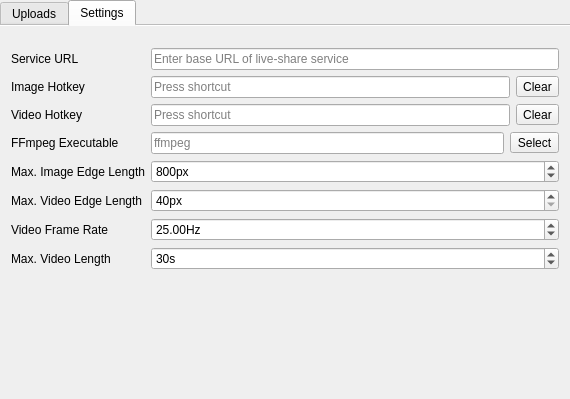
Above: MainWindow.ui from henry4k/live-share-client before the change. Below: the same form after it.
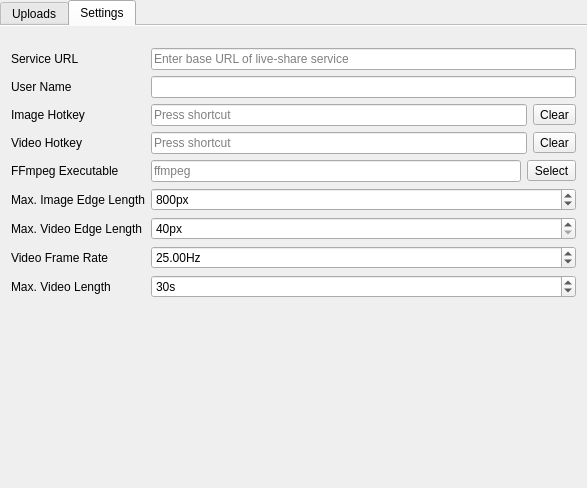
That is the form after the change. The open tabs and pages were chosen to show the change. Icons and pictures are not drawn. Custom widgets are drawn as their Qt base class.

Commit message: Connected new properties to the UI.

The edit to the form file:
```diff
--- a/MainWindow.ui
+++ b/MainWindow.ui
@@ -6,8 +6,8 @@
    <rect>
     <x>0</x>
     <y>0</y>
-    <width>570</width>
-    <height>399</height>
+    <width>587</width>
+    <height>488</height>
    </rect>
   </property>
   <property name="windowTitle">
@@ -169,8 +169,8 @@
             <rect>
              <x>0</x>
              <y>0</y>
-             <width>558</width>
-             <height>338</height>
+             <width>575</width>
+             <height>378</height>
             </rect>
            </property>
            <property name="sizePolicy">
@@ -200,14 +200,14 @@
               </property>
              </widget>
             </item>
-            <item row="1" column="0">
+            <item row="2" column="0">
              <widget class="QLabel" name="imageLabel">
               <property name="text">
                <string>Image Hotkey</string>
               </property>
              </widget>
             </item>
-            <item row="1" column="1">
+            <item row="2" column="1">
              <layout class="QHBoxLayout" name="horizontalLayout_3">
               <item>
                <widget class="KeySequence_Widget" name="imageKeySequenceEdit"/>
@@ -228,14 +228,14 @@
               </item>
              </layout>
             </item>
-            <item row="2" column="0">
+            <item row="3" column="0">
              <widget class="QLabel" name="videoLabel">
               <property name="text">
                <string>Video Hotkey</string>
               </property>
              </widget>
             </item>
-            <item row="2" column="1">
+            <item row="3" column="1">
              <layout class="QHBoxLayout" name="horizontalLayout">
               <item>
                <widget class="KeySequence_Widget" name="videoKeySequenceEdit"/>
@@ -256,14 +256,14 @@
               </item>
              </layout>
             </item>
-            <item row="3" column="0">
+            <item row="4" column="0">
              <widget class="QLabel" name="ffmpegLabel">
               <property name="text">
                <string>FFmpeg Executable</string>
               </property>
              </widget>
             </item>
-            <item row="3" column="1">
+            <item row="4" column="1">
              <layout class="QHBoxLayout" name="horizontalLayout_2">
               <item>
                <widget class="QLineEdit" name="ffmpegLineEdit">
@@ -291,14 +291,14 @@
               </item>
              </layout>
             </item>
-            <item row="4" column="0">
+            <item row="5" column="0">
              <widget class="QLabel" name="label_2">
               <property name="text">
                <string>Max. Image Edge Length</string>
               </property>
              </widget>
             </item>
-            <item row="4" column="1">
+            <item row="5" column="1">
              <widget class="QSpinBox" name="maxImageEdgeLengthSpinBox">
               <property name="correctionMode">
                <enum>QAbstractSpinBox::CorrectToNearestValue</enum>
@@ -317,14 +317,14 @@
               </property>
              </widget>
             </item>
-            <item row="5" column="0">
+            <item row="6" column="0">
              <widget class="QLabel" name="label_3">
               <property name="text">
                <string>Max. Video Edge Length</string>
               </property>
              </widget>
             </item>
-            <item row="5" column="1">
+            <item row="6" column="1">
              <widget class="QSpinBox" name="maxVideoEdgeLengthSpinBox">
               <property name="correctionMode">
                <enum>QAbstractSpinBox::CorrectToNearestValue</enum>
@@ -340,14 +340,14 @@
               </property>
              </widget>
             </item>
-            <item row="6" column="0">
+            <item row="7" column="0">
              <widget class="QLabel" name="label_4">
               <property name="text">
                <string>Video Frame Rate</string>
               </property>
              </widget>
             </item>
-            <item row="6" column="1">
+            <item row="7" column="1">
              <widget class="QDoubleSpinBox" name="frameRateDoubleSpinBox">
               <property name="suffix">
                <string>Hz</string>
@@ -363,14 +363,14 @@
               </property>
              </widget>
             </item>
-            <item row="7" column="0">
+            <item row="8" column="0">
              <widget class="QLabel" name="label_5">
               <property name="text">
                <string>Max. Video Length</string>
               </property>
              </widget>
             </item>
-            <item row="7" column="1">
+            <item row="8" column="1">
              <widget class="QSpinBox" name="maxVideoLengthSpinBox">
               <property name="correctionMode">
                <enum>QAbstractSpinBox::CorrectToNearestValue</enum>
@@ -392,6 +392,16 @@
               </property>
              </widget>
             </item>
+            <item row="1" column="0">
+             <widget class="QLabel" name="label_6">
+              <property name="text">
+               <string>User Name</string>
+              </property>
+             </widget>
+            </item>
+            <item row="1" column="1">
+             <widget class="QLineEdit" name="userNameLineEdit"/>
+            </item>
            </layout>
           </widget>
          </widget>
```
Left out of the diff: 6 changed lines with no effect on the pictures. The commit also changes 3 other files.
